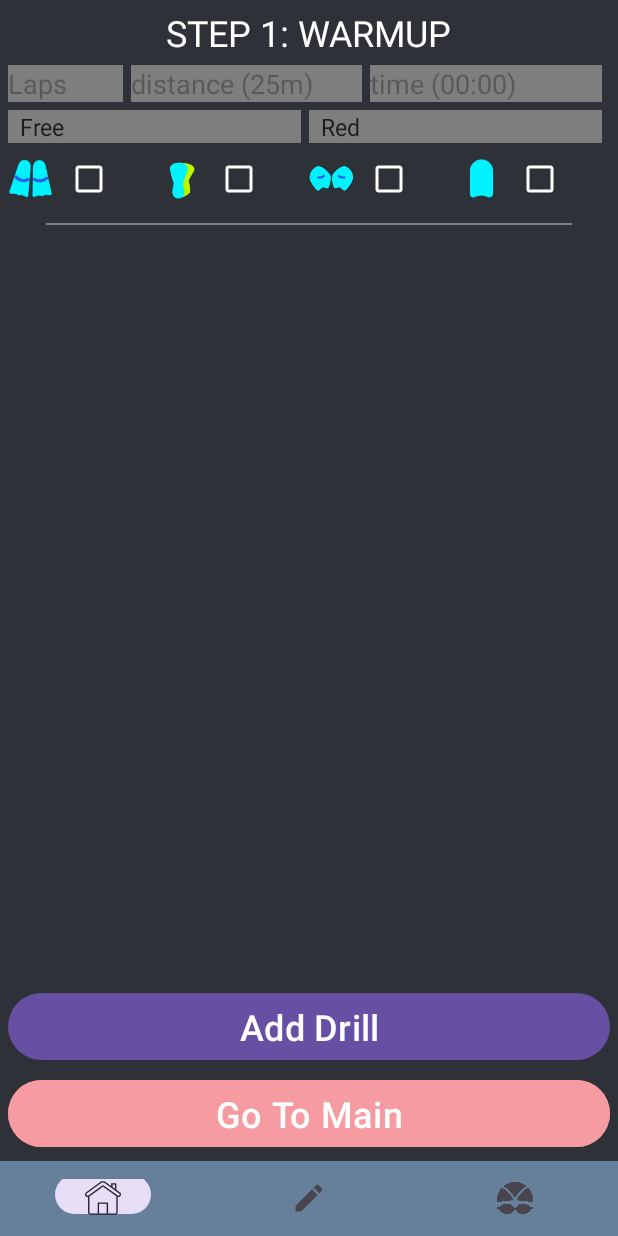
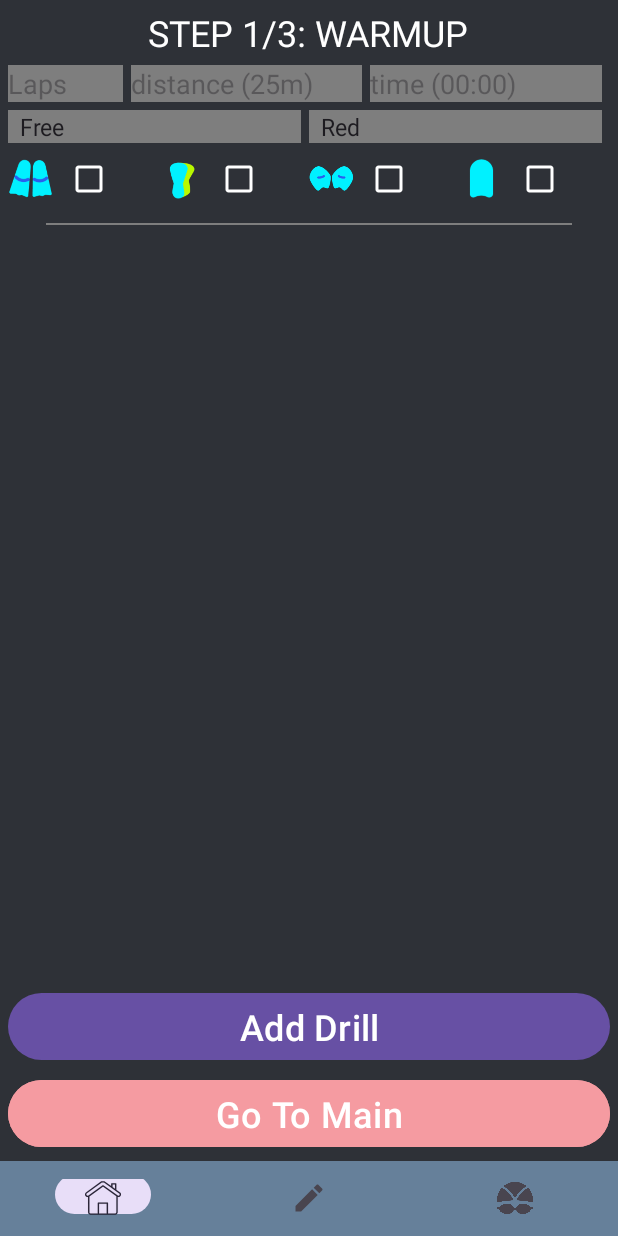
Before and after one commit to Seadox/AquamanPro, an Android app: the CreateWorkoutFragment screen opened through its navigation route, on a phone screen of 412 x 824 dp. Run offline under Robolectric (Android 15) with nearby library versions, the phone set to English and light mode, and no system bars; our stand-ins replace Firebase (no records; nobody signed in at launch, a user with empty details on screens opened directly).

Commit message:
README and strings update

```diff
--- a/app/src/main/res/values/strings.xml
+++ b/app/src/main/res/values/strings.xml
@@ -21,9 +21,9 @@
     <string name="create_workout_warmup">Go To Main</string>
     <string name="create_workout_main">Go To Cool Down</string>
     <string name="create_workout_create">Save Workout</string>
-    <string name="create_workout_warmup_title">step 1: warmup</string>
-    <string name="create_workout_main_title">step 2: main</string>
-    <string name="create_workout_warmdown_title">step 3: cool down</string>
+    <string name="create_workout_warmup_title">step 1/3: warmup</string>
+    <string name="create_workout_main_title">step 2/3: main</string>
+    <string name="create_workout_warmdown_title">step 3/3: cool down</string>
 
     <string name="valid_input">Please enter valid input</string>
     <string name="valid_user">The email or password is incorrect</string>
```
Also changed, not shown: 1 other file.
